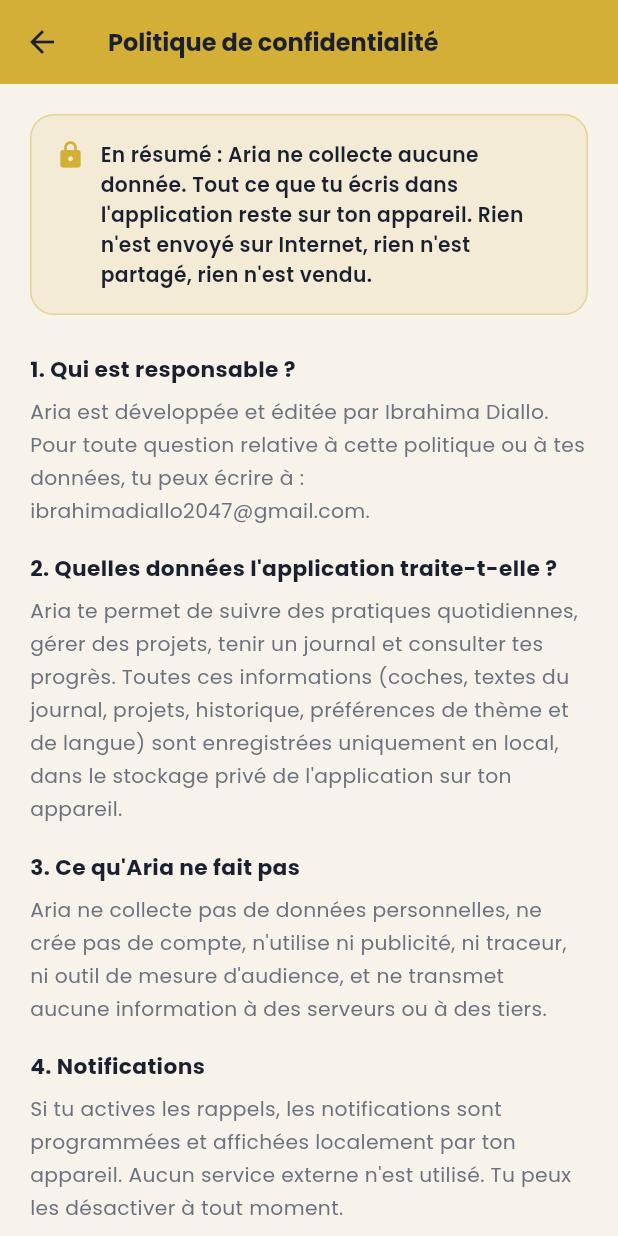
After one commit to IbrahimaDiallo2001/aria, a Flutter app: the EcranConfidentialite screen opened directly, on a phone screen of 412 x 824 dp. The commit adds this screen. Run offline on Flutter 3.47's test engine with Material 3 defaults, Android fonts, the phone set to English and light mode, and no system bars; our stand-ins replace flutter_local_notifications, flutter_timezone, google_fonts, shared_preferences, timezone; missing offline and left inert: home_widget; accounts and stored records are empty.

Commit message:
Politique de confidentialité dans l'app + retour

```diff
--- a/lib/ecran_accueil.dart
+++ b/lib/ecran_accueil.dart
@@ -8,7 +8,8 @@ import 'dart:math' as math;
 import 'package:flutter/material.dart';
 import 'package:flutter/services.dart';
 import 'package:shared_preferences/shared_preferences.dart';
-import 'package:url_launcher/url_launcher.dart';
+
+import 'ecran_confidentialite.dart';
 
 import 'ecran_pilier.dart';
 import 'ecran_projet.dart';
@@ -470,14 +471,13 @@ class _EcranAccueilState extends State<EcranAccueil> {
 
   // ── À propos ───────────────────────────────────────────────
   static const String _versionApp = '1.0.0';
-  static const String _urlConfidentialite =
-      'https://ibrahimadiallo2001.github.io/aria/confidentialite.html';
 
   void _ouvrirAPropos() {
     showDialog(
       context: context,
       builder: (ctx) => AlertDialog(
-        content: Column(
+        content: SingleChildScrollView(
+          child: Column(
           mainAxisSize: MainAxisSize.min,
           children: [
             Container(
@@ -534,17 +534,19 @@ class _EcranAccueilState extends State<EcranAccueil> {
             ),
             const SizedBox(height: 10),
             TextButton.icon(
-              onPressed: () => launchUrl(
-                Uri.parse(_urlConfidentialite),
-                mode: LaunchMode.externalApplication,
-              ),
-              icon: const Icon(Icons.open_in_new_rounded, size: 16),
+              onPressed: () {
+                Navigator.pop(ctx);
+                Navigator.push(
+                    context, slideRoute(const EcranConfidentialite()));
+              },
+              icon: const Icon(Icons.privacy_tip_outlined, size: 16),
               label: Text(tr('Politique de confidentialité'),
                   style: const TextStyle(fontSize: 13)),
             ),
             Text('© 2026 Ibrahima Diallo',
                 style: TextStyle(fontSize: 11, color: cMutedOf(ctx))),
           ],
+          ),
         ),
         actions: [
           TextButton(
--- /dev/null
+++ b/lib/ecran_confidentialite.dart
@@ -0,0 +1,93 @@
+// ============================================================
+//  Aria — Politique de confidentialité (affichée dans l'app).
+// ============================================================
+import 'package:flutter/material.dart';
+
+import 'i18n.dart';
+import 'theme.dart';
+
+class EcranConfidentialite extends StatelessWidget {
+  const EcranConfidentialite({super.key});
+
+  @override
+  Widget build(BuildContext context) {
+    return Scaffold(
+      appBar: AppBar(
+        backgroundColor: cOr,
+        foregroundColor: surCouleur(cOr),
+        elevation: 0,
+        title: Text(tr('Politique de confidentialité'),
+            style: const TextStyle(fontWeight: FontWeight.w700, fontSize: 16)),
+      ),
+      body: ListView(
+        padding: const EdgeInsets.all(20),
+        children: [
+          // Résumé mis en avant
+          Container(
+            padding: const EdgeInsets.all(16),
+            decoration: BoxDecoration(
+              color: cOr.withValues(alpha: 0.12),
+              borderRadius: BorderRadius.circular(16),
+              border: Border.all(color: cOr.withValues(alpha: 0.4)),
+            ),
+            child: Row(
+              crossAxisAlignment: CrossAxisAlignment.start,
+              children: [
+                const Icon(Icons.lock_rounded, color: cOr, size: 20),
+                const SizedBox(width: 10),
+                Expanded(
+                  child: Text(
+                    "En résumé : Aria ne collecte aucune donnée. Tout ce que tu écris dans l'application reste sur ton appareil. Rien n'est envoyé sur Internet, rien n'est partagé, rien n'est vendu.",
+                    style: TextStyle(
+                        fontSize: 13.5,
+                        height: 1.5,
+                        fontWeight: FontWeight.w600,
+                        color: cInkOf(context)),
+                  ),
+                ),
+              ],
+            ),
+          ),
+          const SizedBox(height: 8),
+          _section(context, '1. Qui est responsable ?',
+              "Aria est développée et éditée par Ibrahima Diallo. Pour toute question relative à cette politique ou à tes données, tu peux écrire à : ibrahimadiallo2047@gmail.com."),
+          _section(context, "2. Quelles données l'application traite-t-elle ?",
+              "Aria te permet de suivre des pratiques quotidiennes, gérer des projets, tenir un journal et consulter tes progrès. Toutes ces informations (coches, textes du journal, projets, historique, préférences de thème et de langue) sont enregistrées uniquement en local, dans le stockage privé de l'application sur ton appareil."),
+          _section(context, "3. Ce qu'Aria ne fait pas",
+              "Aria ne collecte pas de données personnelles, ne crée pas de compte, n'utilise ni publicité, ni traceur, ni outil de mesure d'audience, et ne transmet aucune information à des serveurs ou à des tiers."),
+          _section(context, '4. Notifications',
+              "Si tu actives les rappels, les notifications sont programmées et affichées localement par ton appareil. Aucun service externe n'est utilisé. Tu peux les désactiver à tout moment."),
+          _section(context, '5. Export et suppression de tes données',
+              "Tu peux exporter l'ensemble de tes données à tout moment (Réglages → Exporter mes données) : le fichier t'appartient. Pour tout supprimer, il suffit de désinstaller l'application."),
+          _section(context, '6. Enfants',
+              "Aria ne collectant aucune donnée, elle peut être utilisée sans risque particulier. Elle ne contient ni contenu inapproprié, ni achat intégré, ni publicité."),
+          _section(context, '7. Évolution de cette politique',
+              "Si une future version d'Aria devait introduire une fonctionnalité impliquant des données (par exemple une sauvegarde en ligne optionnelle), cette politique serait mise à jour et le changement clairement annoncé dans l'application."),
+          const SizedBox(height: 12),
+          Center(
+            child: Text('© 2026 Ibrahima Diallo — Dernière mise à jour : 2 juillet 2026',
+                textAlign: TextAlign.center,
+                style: TextStyle(fontSize: 11, color: cMutedOf(context))),
+          ),
+        ],
+      ),
+    );
+  }
+
+  Widget _section(BuildContext context, String titre, String corps) {
+    return Padding(
+      padding: const EdgeInsets.only(top: 18),
+      child: Column(
+        crossAxisAlignment: CrossAxisAlignment.start,
+        children: [
+          Text(titre,
+              style: TextStyle(
+                  fontSize: 14.5, fontWeight: FontWeight.w700, color: cInkOf(context))),
+          const SizedBox(height: 6),
+          Text(corps,
+              style: TextStyle(fontSize: 13.5, height: 1.6, color: cMutedOf(context))),
+        ],
+      ),
+    );
+  }
+}
```
